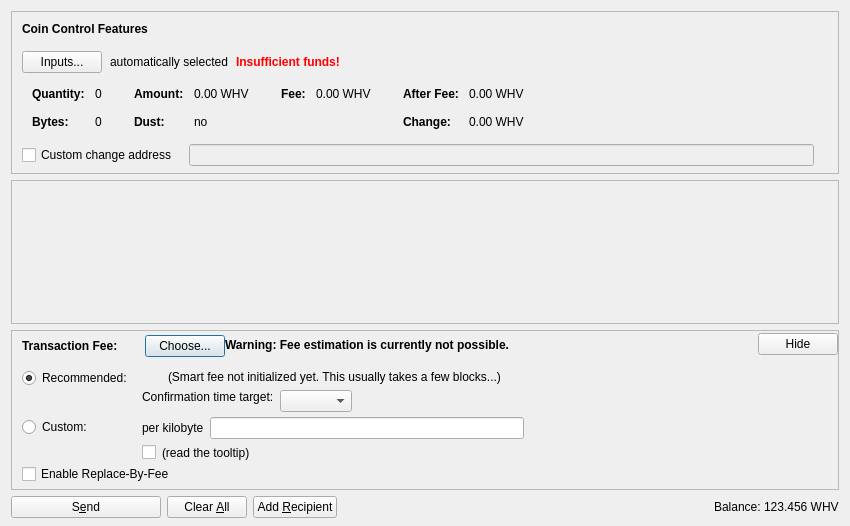
xyephy/whive, file src/qt/forms/sendcoinsdialog.ui: the form before one commit.
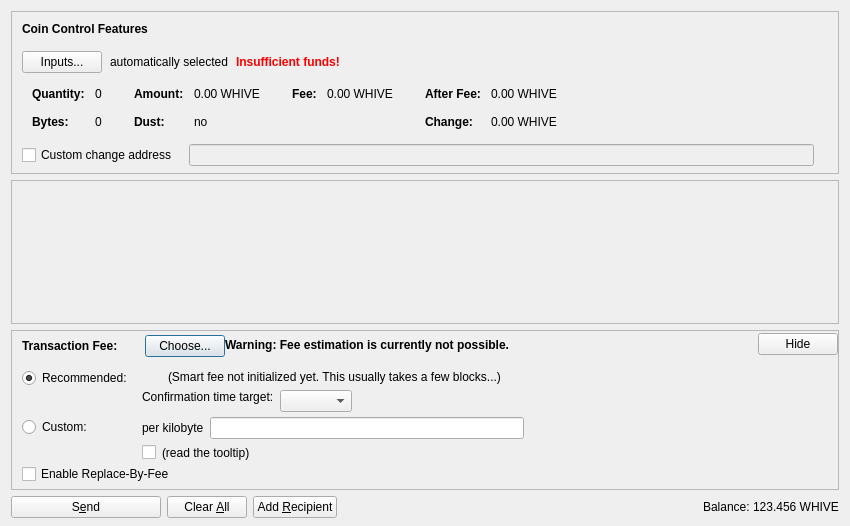
The form after the commit. Icons and pictures are not drawn. Custom widgets are drawn as their Qt base class.

Commit message: rebrand from whiveyes to whive

Patch:
```diff
--- a/src/qt/forms/sendcoinsdialog.ui
+++ b/src/qt/forms/sendcoinsdialog.ui
@@ -324,7 +324,7 @@
                   <enum>Qt::ActionsContextMenu</enum>
                  </property>
                  <property name="text">
-                  <string notr="true">0.00 WHV</string>
+                  <string notr="true">0.00 WHIVE</string>
                  </property>
                  <property name="textInteractionFlags">
                   <set>Qt::LinksAccessibleByMouse|Qt::TextSelectableByKeyboard|Qt::TextSelectableByMouse</set>
@@ -404,7 +404,7 @@
                   <enum>Qt::ActionsContextMenu</enum>
                  </property>
                  <property name="text">
-                  <string notr="true">0.00 WHV</string>
+                  <string notr="true">0.00 WHIVE</string>
                  </property>
                  <property name="textInteractionFlags">
                   <set>Qt::LinksAccessibleByMouse|Qt::TextSelectableByKeyboard|Qt::TextSelectableByMouse</set>
@@ -455,7 +455,7 @@
                   <enum>Qt::ActionsContextMenu</enum>
                  </property>
                  <property name="text">
-                  <string notr="true">0.00 WHV</string>
+                  <string notr="true">0.00 WHIVE</string>
                  </property>
                  <property name="textInteractionFlags">
                   <set>Qt::LinksAccessibleByMouse|Qt::TextSelectableByKeyboard|Qt::TextSelectableByMouse</set>
@@ -484,7 +484,7 @@
                   <enum>Qt::ActionsContextMenu</enum>
                  </property>
                  <property name="text">
-                  <string notr="true">0.00 WHV</string>
+                  <string notr="true">0.00 WHIVE</string>
                  </property>
                  <property name="textInteractionFlags">
                   <set>Qt::LinksAccessibleByMouse|Qt::TextSelectableByKeyboard|Qt::TextSelectableByMouse</set>
@@ -1249,7 +1249,7 @@
           <cursorShape>IBeamCursor</cursorShape>
          </property>
          <property name="text">
-          <string notr="true">123.456 WHV</string>
+          <string notr="true">123.456 WHIVE</string>
          </property>
          <property name="textInteractionFlags">
           <set>Qt::LinksAccessibleByMouse|Qt::TextSelectableByKeyboard|Qt::TextSelectableByMouse</set>
```
Left out of the diff: 4 changed lines with no effect on the pictures. The commit also changes 173 other files.
